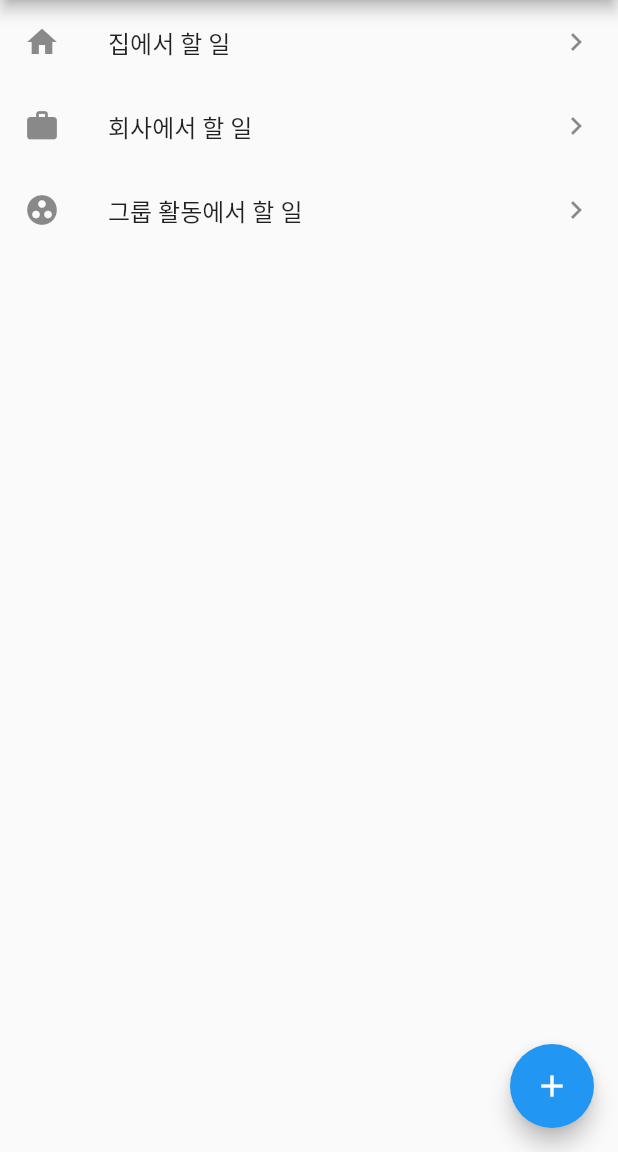
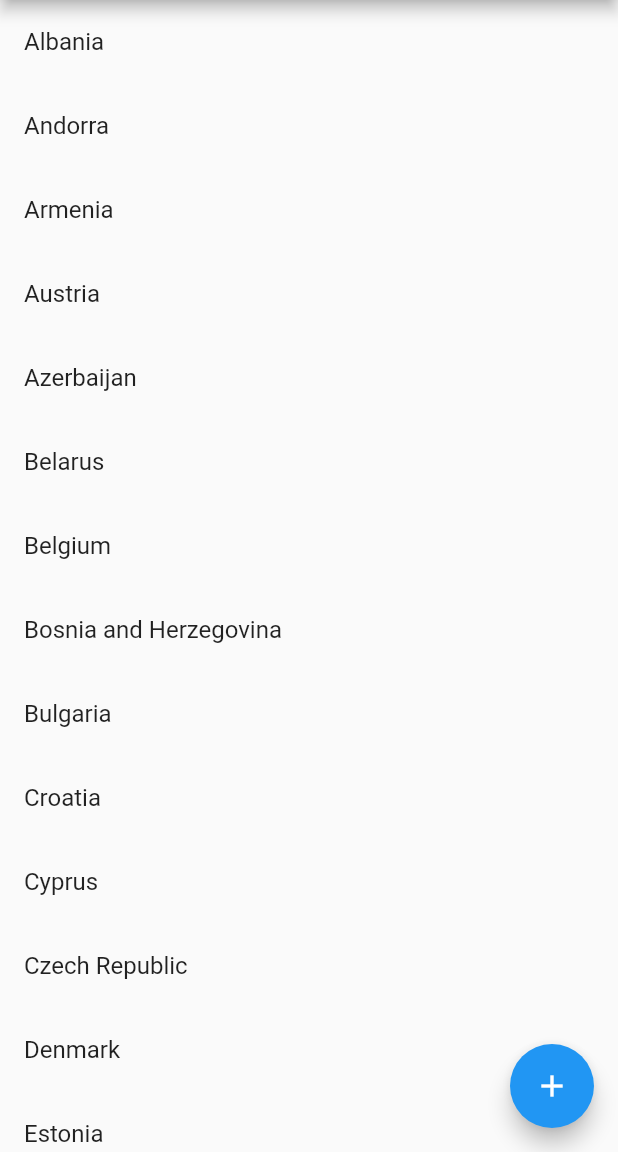
Before and after one commit to t4ehye0ng/todolist, a Flutter app: the screen it shows after launch, on a phone screen of 412 x 824 dp, the part 84-1236 px from its top. Run offline on Flutter 3.47's test engine with Material 2 defaults, Android fonts, the phone set to English and light mode, and no system bars.

Commit message:
Add body layout

```diff
--- a/lib/main.dart
+++ b/lib/main.dart
@@ -62,35 +62,13 @@ class _MyHomePageState extends State<MyHomePage> {
     // fast, so that you can just rebuild anything that needs updating rather
     // than having to individually change instances of widgets.
 
+    //TaskManager.addSampleTasks();
+
     return new Scaffold(
       appBar: new AppBar(
         title: new Text(widget.title),
       ),
-      body: new ListView(
-        scrollDirection: Axis.vertical,
-        children: <Widget>[
-          ListTile(
-              leading: Icon(Icons.home),
-              title: Text('집에서 할 일'),
-              trailing: Icon(Icons.navigate_next),
-              onTap: () {}),
-          ListTile(
-              leading: Icon(Icons.work),
-              title: Text('회사에서 할 일'),
-              trailing: Icon(Icons.navigate_next),
-              onTap: () {}),
-          ListTile(
-              leading: Icon(Icons.group_work),
-              title: Text('그룹 활동에서 할 일'),
-              trailing: Icon(Icons.navigate_next),
-              onTap: () {})
-        ],
-      ),
-      // new Column(
-      //   mainAxisAlignment: MainAxisAlignment.center,
-      //   mainAxisSize: MainAxisSize.max,
-      //   crossAxisAlignment: CrossAxisAlignment.stretch,
-      // ),
+      body: BodyLayout(),
       floatingActionButton: FloatingActionButton(
         // onPressed: _incrementCounter,
         onPressed: () {
@@ -117,9 +95,7 @@ class _MyHomePageState extends State<MyHomePage> {
         tooltip: 'Show date picker',
         child: Icon(Icons.add),
       ), // This trailing comma makes auto-formatting nicer for build methods.
-      // bottomNavigationBar: new BottomNavigationBar(
-
-      // ),
+      // bottomNavigationBar: new BottomNavigationBar(),
     );
   }
 
@@ -157,3 +133,103 @@ class _MyHomePageState extends State<MyHomePage> {
         });
   }
 }
+
+final List<String> _listTaskName = [];
+final List<DateTime> _listDueDate = [];
+
+class BodyLayout extends StatelessWidget {
+  @override
+  Widget build(BuildContext context) {
+    return _myListView(context);
+  }
+}
+
+Widget _myListView(BuildContext context) {
+  // backing data
+  final europeanCountries = [
+    'Albania',
+    'Andorra',
+    'Armenia',
+    'Austria',
+    'Azerbaijan',
+    'Belarus',
+    'Belgium',
+    'Bosnia and Herzegovina',
+    'Bulgaria',
+    'Croatia',
+    'Cyprus',
+    'Czech Republic',
+    'Denmark',
+    'Estonia',
+    'Finland',
+    'France',
+    'Georgia',
+    'Germany',
+    'Greece',
+    'Hungary',
+    'Iceland',
+    'Ireland',
+    'Italy',
+    'Kazakhstan',
+    'Kosovo',
+    'Latvia',
+    'Liechtenstein',
+    'Lithuania',
+    'Luxembourg',
+    'Macedonia',
+    'Malta',
+    'Moldova',
+    'Monaco',
+    'Montenegro',
+    'Netherlands',
+    'Norway',
+    'Poland',
+    'Portugal',
+    'Romania',
+    'Russia',
+    'San Marino',
+    'Serbia',
+    'Slovakia',
+    'Slovenia',
+    'Spain',
+    'Sweden',
+    'Switzerland',
+    'Turkey',
+    'Ukraine',
+    'United Kingdom',
+    'Vatican City'
+  ];
+  return ListView.builder(
+    itemCount: europeanCountries.length,
+    itemBuilder: (context, index) {
+      return ListTile(
+        title: Text(europeanCountries[index]),
+      );
+    },
+  );
+}
+
+class TaskManager extends _MyHomePageState {
+  // TaskManager() {};
+
+  void addTask(String taskName, dueDate) {
+    // void addTask() {
+    // debugPrint(taskName);
+    _listTaskName.clear();
+
+    // this._listTaskName.add('2');
+    _listTaskName.add(taskName);
+    // _listDueDate.add(dueDate);
+    // if (!dueDate) _listDueDate.add(DateTime.now());
+    // else _listDueDate.add(dueDate);
+
+    return;
+  }
+
+  void addSampleTasks() {
+    // var str1 = "집에서 할 일";
+    // addTask(str1, new DateTime.now());
+    addTask("회사에서 할 일", DateTime.now());
+    // addTask("활동에서 할 일", DateTime.now());
+  }
+}
```
